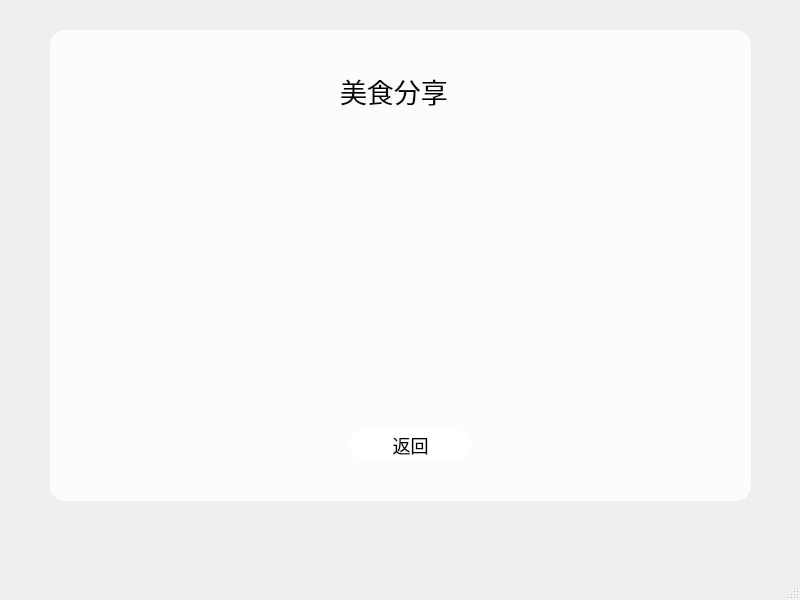
Above: meishi.ui from qing-wq/SchoolWall before the change. Below: the same form after it.
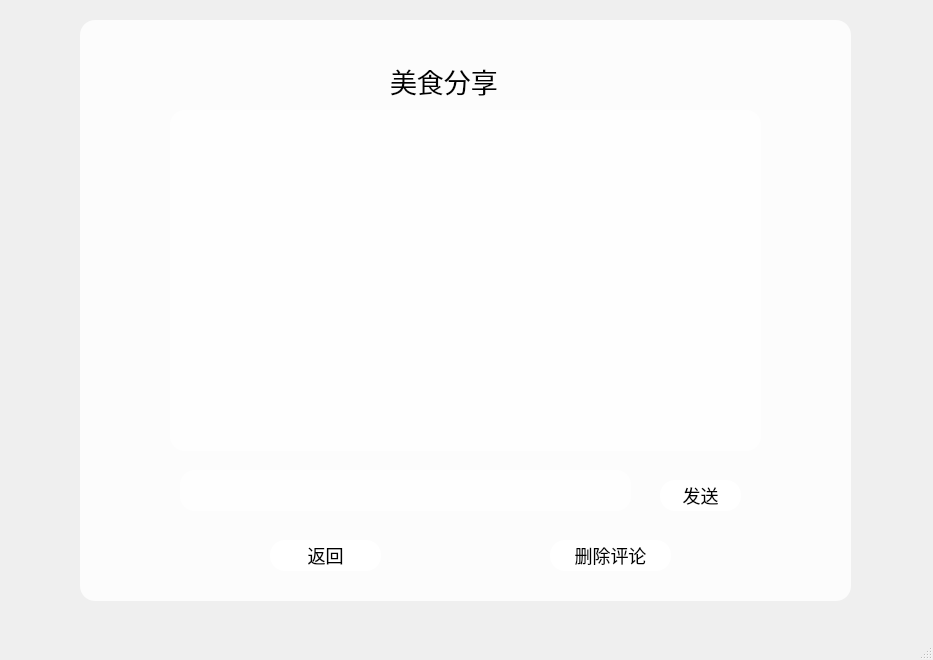
That is the form after the change. Icons and pictures are not drawn.

The edit to the form file:
```diff
--- a/meishi.ui
+++ b/meishi.ui
@@ -6,8 +6,8 @@
    <rect>
     <x>0</x>
     <y>0</y>
-    <width>800</width>
-    <height>600</height>
+    <width>933</width>
+    <height>660</height>
    </rect>
   </property>
   <property name="windowTitle">
@@ -58,10 +58,10 @@
    <widget class="QFrame" name="frame">
     <property name="geometry">
      <rect>
-      <x>50</x>
-      <y>30</y>
-      <width>701</width>
-      <height>471</height>
+      <x>80</x>
+      <y>20</y>
+      <width>771</width>
+      <height>581</height>
      </rect>
     </property>
     <property name="frameShape">
@@ -73,7 +73,7 @@
     <widget class="QLabel" name="label">
      <property name="geometry">
       <rect>
-       <x>290</x>
+       <x>310</x>
        <y>30</y>
        <width>131</width>
        <height>61</height>
@@ -86,9 +86,9 @@
     <widget class="QPushButton" name="back">
      <property name="geometry">
       <rect>
-       <x>300</x>
-       <y>400</y>
-       <width>121</width>
+       <x>190</x>
+       <y>520</y>
+       <width>111</width>
        <height>31</height>
       </rect>
      </property>
@@ -96,6 +96,52 @@
       <string>返回</string>
      </property>
     </widget>
+    <widget class="QPushButton" name="Delete">
+     <property name="geometry">
+      <rect>
+       <x>470</x>
+       <y>520</y>
+       <width>121</width>
+       <height>31</height>
+      </rect>
+     </property>
+     <property name="text">
+      <string>删除评论</string>
+     </property>
+    </widget>
+    <widget class="QPushButton" name="sent">
+     <property name="geometry">
+      <rect>
+       <x>580</x>
+       <y>460</y>
+       <width>81</width>
+       <height>31</height>
+      </rect>
+     </property>
+     <property name="text">
+      <string>发送</string>
+     </property>
+    </widget>
+    <widget class="QTextBrowser" name="textBrowser">
+     <property name="geometry">
+      <rect>
+       <x>90</x>
+       <y>90</y>
+       <width>591</width>
+       <height>341</height>
+      </rect>
+     </property>
+    </widget>
+    <widget class="QTextEdit" name="textEdit">
+     <property name="geometry">
+      <rect>
+       <x>100</x>
+       <y>450</y>
+       <width>451</width>
+       <height>41</height>
+      </rect>
+     </property>
+    </widget>
    </widget>
   </widget>
   <widget class="QMenuBar" name="menubar">
```
Left out of the diff: 11 changed lines with no effect on the pictures.
